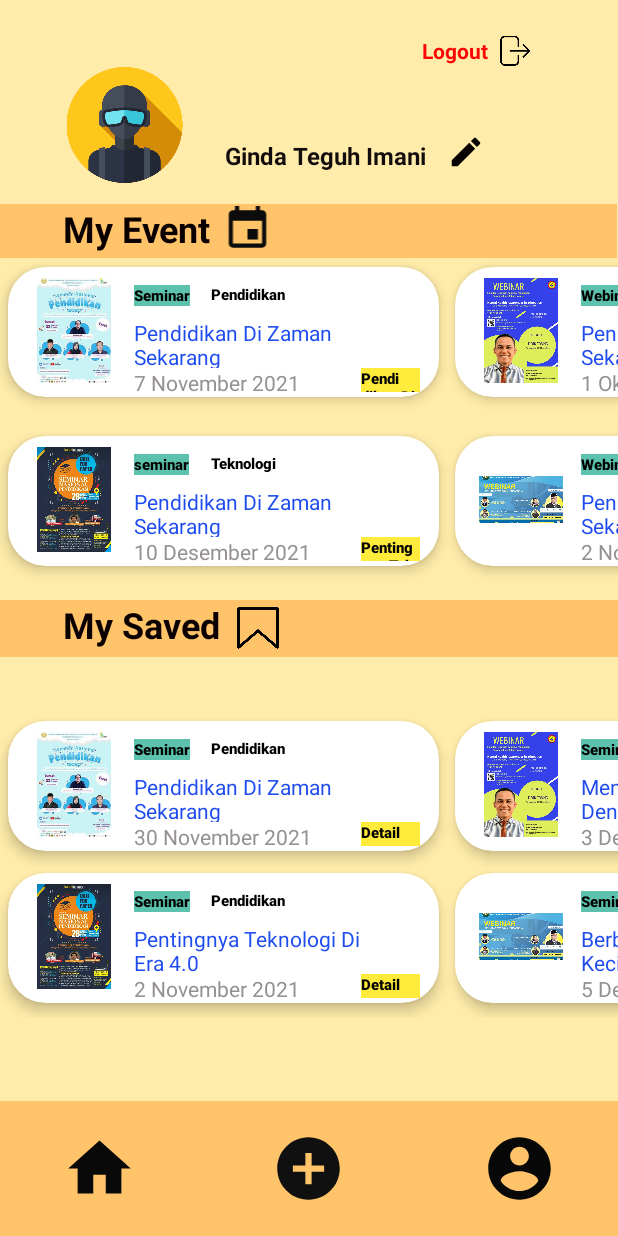
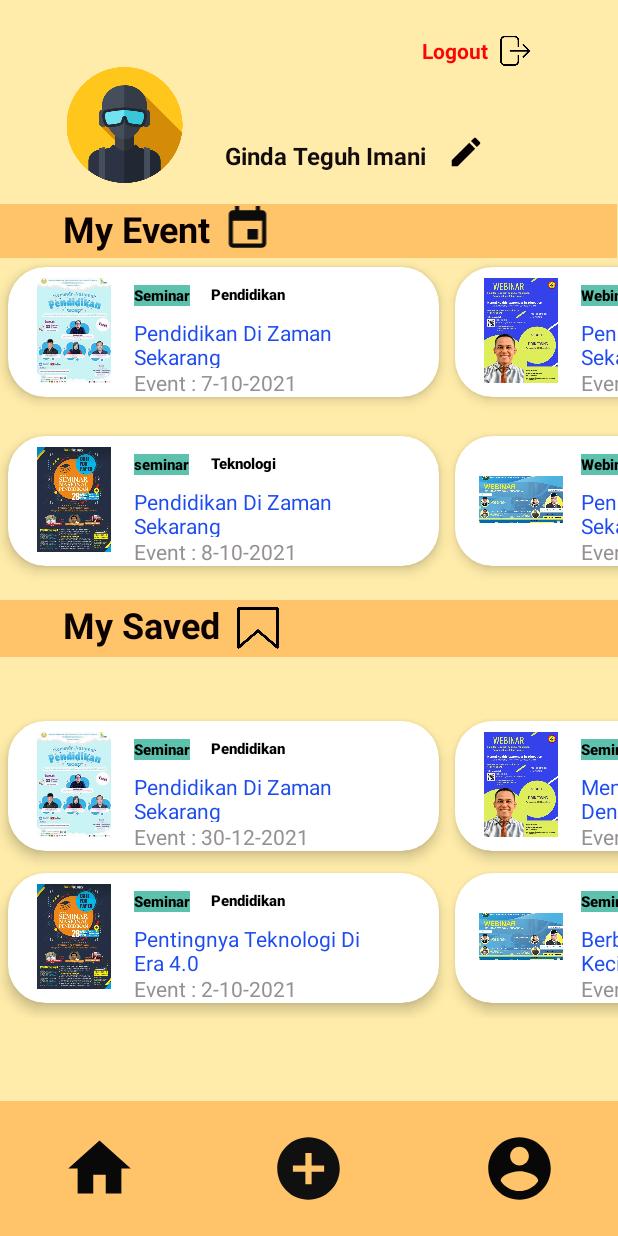
Before and after one commit to auroraufa/Smart-Hunter, an Android app: the Account screen opened directly, with no data from a screen before it, on a phone screen of 412 x 824 dp. Run offline under Robolectric (Android 15) with nearby library versions, the phone set to English and light mode, and no system bars.

Commit message:
akun tadi udh diubah

```diff
--- a/app/src/main/java/com/example/smarthunter/Account.java
+++ b/app/src/main/java/com/example/smarthunter/Account.java
@@ -57,21 +57,21 @@ public class Account extends AppCompatActivity {
 
     public ArrayList<saved> getDataSaved() {
         ArrayList<saved> list = new ArrayList<>();
-        list.add(new saved("Seminar", "Pendidikan", "Detail","Pendidikan Di Zaman Sekarang","30 November 2021",R.drawable.sem1));
-        list.add(new saved("Seminar", "Pendidikan", "Detail","Pentingnya Teknologi Di Era 4.0","2 November 2021",R.drawable.sem2));
-        list.add(new saved("Seminar", "Kesehatan", "Detail","Menjaga Kesehatan Dengan Berolahraga","3 Desember 2021",R.drawable.sem3));
-        list.add(new saved("Seminar", "Technopreneur", "Detail","Berbisnis Dengan Modal Kecil","5 Desember 2021",R.drawable.web1));
-        list.add(new saved("Seminar", "Pendidikan", "Detail","Pendidikan Di Zaman Sekarang","5 Desember 2021",R.drawable.sem4));
+        list.add(new saved("Seminar", "Pendidikan", "Detail","Pendidikan Di Zaman Sekarang","Event : 30-12-2021",R.drawable.sem1));
+        list.add(new saved("Seminar", "Pendidikan", "Detail","Pentingnya Teknologi Di Era 4.0","Event : 2-10-2021",R.drawable.sem2));
+        list.add(new saved("Seminar", "Kesehatan", "Detail","Menjaga Kesehatan Dengan Berolahraga","Event : 3-2-2021",R.drawable.sem3));
+        list.add(new saved("Seminar", "Technopreneur", "Detail","Berbisnis Dengan Modal Kecil","Event : 10-10-2021",R.drawable.web1));
+        list.add(new saved("Seminar", "Pendidikan", "Detail","Pendidikan Di Zaman Sekarang","Event : 10-8-2021",R.drawable.sem4));
         return list;
     }
 
     public ArrayList<event> getDataEvent() {
         ArrayList<event> list = new ArrayList<>();
-        list.add(new event("Seminar", "Pendidikan", "Detail","Pendidikan Di Zaman Sekarang","7 November 2021", R.drawable.sem1));
-        list.add(new event("seminar", "Teknologi", "Detail","Pentingnya Teknologi Di Zaman Sekarang","10 Desember 2021", R.drawable.sem2));
-        list.add(new event("Webinar", "Pendidikan", "Detail","Sosialisasi Jaringan Komputer", "1 Oktober 2021", R.drawable.sem3));
-        list.add(new event("Webinar", "Pendidikan", "Detail","Menjaga Kesehatan Mata","2 November 2021", R.drawable.web1));
-        list.add(new event("Webinar", "Technopreneur", "Detail","Kembangkan Bisnis Dari Sekarang","3 Oktober 2021", R.drawable.sem4));
+        list.add(new event("Seminar", "Pendidikan", "Detail","Pendidikan Di Zaman Sekarang","Event : 7-10-2021", R.drawable.sem1));
+        list.add(new event("seminar", "Teknologi", "Detail","Pentingnya Teknologi Di Zaman Sekarang","Event : 8-10-2021", R.drawable.sem2));
+        list.add(new event("Webinar", "Pendidikan", "Detail","Sosialisasi Jaringan Komputer", "Event : 10-10-2021", R.drawable.sem3));
+        list.add(new event("Webinar", "Pendidikan", "Detail","Menjaga Kesehatan Mata","Event : 1-10-2021", R.drawable.web1));
+        list.add(new event("Webinar", "Technopreneur", "Detail","Kembangkan Bisnis Dari Sekarang","Event : 10-12-2021", R.drawable.sem4));
 
         return list;
     }
--- a/app/src/main/java/com/example/smarthunter/adapter/eventAdapter.java
+++ b/app/src/main/java/com/example/smarthunter/adapter/eventAdapter.java
@@ -19,14 +19,13 @@ public class eventAdapter
 
     public class eventViewHolder extends RecyclerView.ViewHolder{
 
-        TextView myevent_nama,myevent_jenis,myevent_detail,myevent_judul,myevent_tanggal;
+        TextView myevent_nama,myevent_jenis,myevent_judul,myevent_tanggal;
         ImageView myevent_poster;
 
         public eventViewHolder(@NonNull View itemView) {
             super(itemView);
             myevent_nama = itemView.findViewById(R.id.nama_sv);
             myevent_jenis =  itemView.findViewById(R.id.jenis_sv);
-            myevent_detail = itemView.findViewById(R.id.detail_sv);
             myevent_judul = itemView.findViewById(R.id.judul_sv);
             myevent_tanggal = itemView.findViewById(R.id.tanggal_sv);
             myevent_poster = itemView.findViewById(R.id.image_saved);
@@ -52,8 +51,6 @@ public class eventAdapter
         event myev = listEvent.get(position);
         viewHolder.myevent_nama.setText(myev.nama_event);
         viewHolder.myevent_jenis.setText(myev.jenis_event);
-        viewHolder.myevent_detail.setText(myev.detail_event);
-        viewHolder.myevent_detail.setText(myev.judul_event);
         viewHolder.myevent_tanggal.setText(myev.tanggal_event);
         viewHolder.myevent_poster.setImageResource(myev.image_save.intValue());
 
--- a/app/src/main/java/com/example/smarthunter/adapter/saveAdapter.java
+++ b/app/src/main/java/com/example/smarthunter/adapter/saveAdapter.java
@@ -26,7 +26,6 @@ public class saveAdapter
             super(itemView);
             mysave_nama= itemView.findViewById(R.id.nama_sv);
             mysave_jenis =  itemView.findViewById(R.id.jenis_sv);
-            mysave_detail= itemView.findViewById(R.id.detail_sv);
             mysave_judul = itemView.findViewById(R.id.judul_sv);
             mysave_tanggal = itemView.findViewById(R.id.tanggal_sv);
             mysave_post = itemView.findViewById(R.id.image_saved);
@@ -52,7 +51,6 @@ public class saveAdapter
         saved mysv = listSaved.get(position);
         viewHolder.mysave_nama.setText(mysv.nama_save);
         viewHolder.mysave_jenis.setText(mysv.jenis_save);
-        viewHolder.mysave_detail.setText(mysv.detail_save);
         viewHolder.mysave_judul.setText(mysv.judul_save);
         viewHolder.mysave_tanggal.setText(mysv.tanggal_save);
         viewHolder.mysave_post.setImageResource(mysv.image_save.intValue());
--- a/app/src/main/java/com/example/smarthunter/model/saved.java
+++ b/app/src/main/java/com/example/smarthunter/model/saved.java
@@ -4,7 +4,6 @@ public class saved {
 
         public String nama_save;
         public String jenis_save;
-        public String detail_save;
         public String judul_save;
         public String tanggal_save;
         public Integer image_save;
@@ -12,7 +11,6 @@ public class saved {
         public saved(String nama_save, String jenis_save, String detail_save, String judul_save,String tanggal_save, Integer image_save) {
             this.nama_save = nama_save;
             this.jenis_save = jenis_save;
-            this.detail_save = detail_save;
             this.judul_save = judul_save;
             this.tanggal_save = tanggal_save;
             this.image_save = image_save;
--- a/app/src/main/res/layout/item_event.xml
+++ b/app/src/main/res/layout/item_event.xml
@@ -71,23 +71,6 @@
             app:layout_constraintStart_toEndOf="@+id/image_saved"
             app:layout_constraintTop_toTopOf="parent" />
 
-        <TextView
-            android:id="@+id/detail_sv"
-            android:layout_width="39dp"
-            android:layout_height="16dp"
-            android:layout_marginEnd="40dp"
-            android:background="#FFEB3B"
-            android:fontFamily="sans-serif-black"
-            android:text="   Detail"
-            android:textColor="@color/black"
-            android:textSize="10sp"
-            app:layout_constraintBottom_toBottomOf="parent"
-            app:layout_constraintEnd_toEndOf="parent"
-            app:layout_constraintHorizontal_bias="0.0"
-            app:layout_constraintStart_toEndOf="@+id/tanggal_sv"
-            app:layout_constraintTop_toBottomOf="@+id/judul_sv"
-            app:layout_constraintVertical_bias="0.0" />
-
         <ImageView
             android:id="@+id/image_saved"
             android:layout_width="56dp"
--- a/app/src/main/res/layout/item_saved.xml
+++ b/app/src/main/res/layout/item_saved.xml
@@ -71,23 +71,6 @@
             app:layout_constraintStart_toEndOf="@+id/image_saved"
             app:layout_constraintTop_toTopOf="parent" />
 
-        <TextView
-            android:id="@+id/detail_sv"
-            android:layout_width="39dp"
-            android:layout_height="16dp"
-            android:layout_marginEnd="40dp"
-            android:background="#FFEB3B"
-            android:fontFamily="sans-serif-black"
-            android:text="   Detail"
-            android:textColor="@color/black"
-            android:textSize="10sp"
-            app:layout_constraintBottom_toBottomOf="parent"
-            app:layout_constraintEnd_toEndOf="parent"
-            app:layout_constraintHorizontal_bias="0.0"
-            app:layout_constraintStart_toEndOf="@+id/tanggal_sv"
-            app:layout_constraintTop_toBottomOf="@+id/judul_sv"
-            app:layout_constraintVertical_bias="0.0" />
-
         <ImageView
             android:id="@+id/image_saved"
             android:layout_width="56dp"
```
